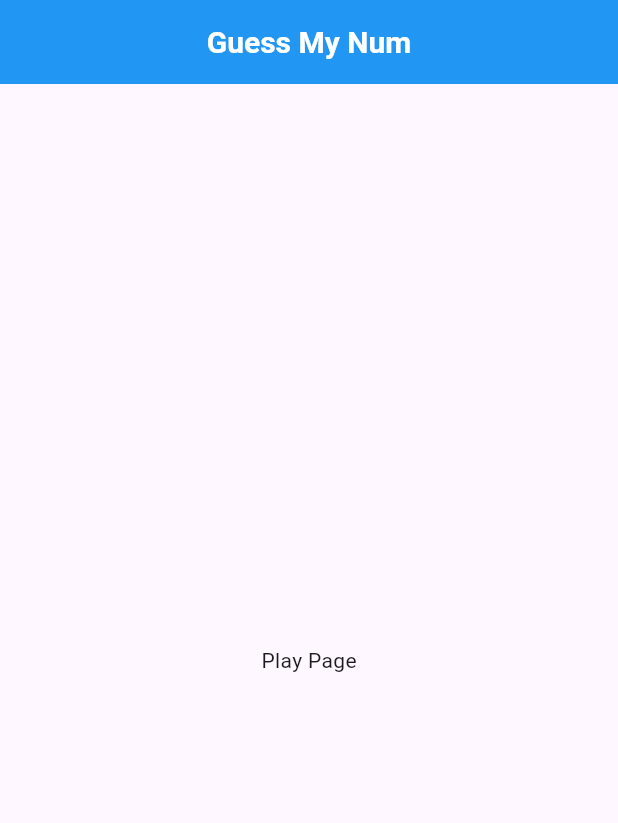
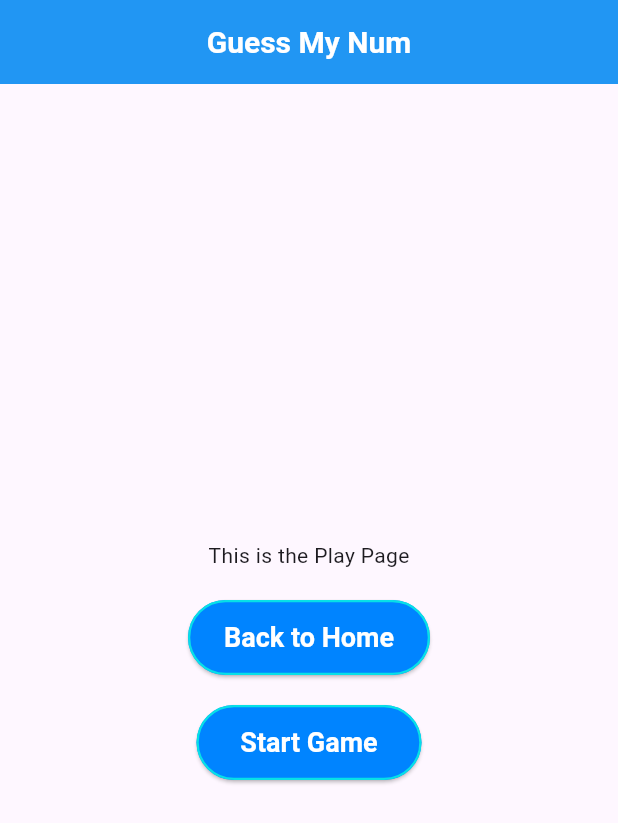
Before and after one commit to OsmanBaturArpacik/GuessMyNum-flutter, a Flutter app: the screen it shows after launch, after a tap on "Play", on a phone screen of 412 x 824 dp. Shown: the top 823 px of the screen. Run offline on Flutter 3.47's test engine with Material 3 defaults, Android fonts, the phone set to English and light mode, and no system bars.

Commit message:
before update

```diff
--- a/lib/src/app/page/home.dart
+++ b/lib/src/app/page/home.dart
@@ -22,6 +22,7 @@ class _MyHomePageState extends State<MyHomePage> {
   Widget build(BuildContext context) {
     return Scaffold(
       appBar: AppBar(
+        centerTitle: true,
         title: Text("Guess My Num"),
       ),
       body: PageView(
@@ -45,8 +46,8 @@ class _MyHomePageState extends State<MyHomePage> {
               ],
             ),
           ),
-          PlayPage(),
-          InfoPage(),
+          PlayPage(navigateBack: () => _navigateToPage(0)),
+          InfoPage(navigateBack: () => _navigateToPage(0)),
         ],
       ),
     );
--- a/lib/src/app/page/info.dart
+++ b/lib/src/app/page/info.dart
@@ -1,10 +1,27 @@
 import 'package:flutter/material.dart';
 
+
 class InfoPage extends StatelessWidget {
+  final VoidCallback navigateBack;
+
+  InfoPage({required this.navigateBack});
+
   @override
   Widget build(BuildContext context) {
-    return Center(
-      child: Text('Info Page'),
+    return Scaffold(
+      body: Center(
+        child: Column(
+          mainAxisAlignment: MainAxisAlignment.center,
+          children: [
+            Text("This is the Info Page"),
+            SizedBox(height: 20,),
+            ElevatedButton(
+              onPressed: navigateBack,
+              child: Text("Back to Home"),
+            ),
+          ],
+        ),
+      ),
     );
   }
 }
--- a/lib/src/app/page/play.dart
+++ b/lib/src/app/page/play.dart
@@ -1,10 +1,38 @@
 import 'package:flutter/material.dart';
+import 'package:guessgame/src/app/page/game.dart';
 
 class PlayPage extends StatelessWidget {
+  final VoidCallback navigateBack;
+
+  PlayPage({required this.navigateBack});
+
   @override
   Widget build(BuildContext context) {
-    return Center(
-      child: Text('Play Page'),
+    return Scaffold(
+      body: Center(
+        child: Column(
+          mainAxisAlignment: MainAxisAlignment.center,
+          children: [
+            Text("This is the Play Page"),
+            SizedBox(height: 20,),
+            ElevatedButton(
+              onPressed: navigateBack,
+              child: Text("Back to Home"),
+            ),
+            SizedBox(height: 20,),
+            ElevatedButton(
+              onPressed: () {
+                // Önce sayfayı sıfırla
+                Navigator.pushReplacement(
+                  context,
+                  MaterialPageRoute(builder: (context) => GamePage()),
+                );
+              },
+              child: Text("Start Game"),
+            ),
+          ],
+        ),
+      ),
     );
   }
 }
```
Also changed, not shown: lib/src/app/page/game.dart (added, +19 -0 lines).
